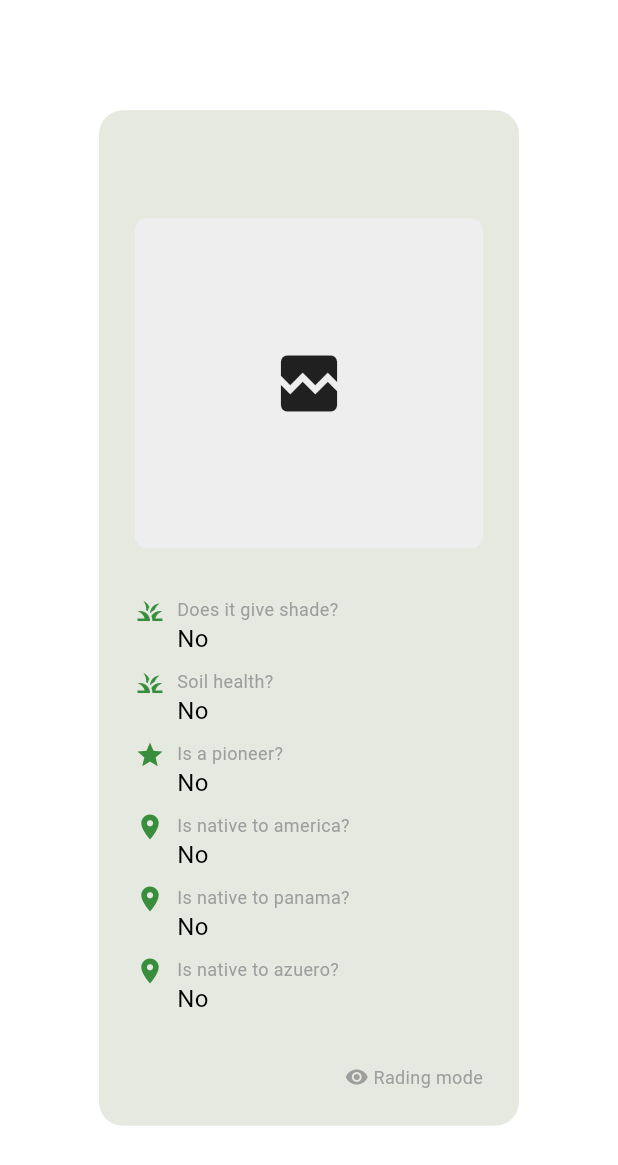
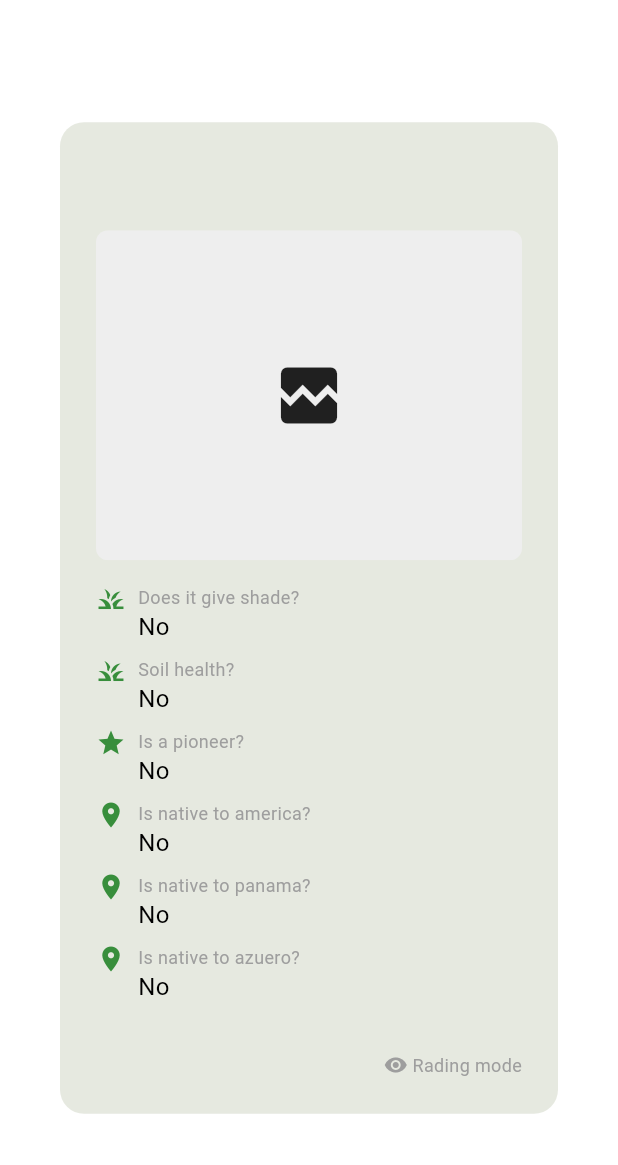
Before and after one commit to joseechf/ecotesis, a Flutter app: the EspecieModal widget shown alone on an empty page, opened directly with empty values, on a phone screen of 412 x 824 dp. Shown: the top 1165 px of the screen. Run offline on Flutter 3.47's test engine with Material 3 defaults, Android fonts, the phone set to English and light mode, and no system bars; our stand-ins replace cached_network_image, easy_localization, flutter_dotenv, flutter_map, font_awesome_flutter, image_picker and 4 more; missing offline and left inert: syncfusion_flutter_pdfviewer; accounts and stored records are empty.

Commit message:
carrucel imagen modal

```diff
--- a/lib/config/config.dart
+++ b/lib/config/config.dart
@@ -1,5 +1,5 @@
 const String baseUrl = String.fromEnvironment(
   'BASE_URL',
-  defaultValue: 'http://localhost:3001',
-  //defaultValue: 'https://apitesis-ask4.onrender.com',
+  //defaultValue: 'http://localhost:3001',
+  defaultValue: 'https://apitesis-98uo.onrender.com',
 );
--- a/lib/frond/base_datos/widgets/mostrar_tarjeta/especie_modal.dart
+++ b/lib/frond/base_datos/widgets/mostrar_tarjeta/especie_modal.dart
@@ -3,6 +3,7 @@ import '../../../../domain/entities/especie_unificada.dart';
 import '../../../estilos.dart';
 import 'package:easy_localization/easy_localization.dart';
 import '../../../iureutilizables/reglas_rol.dart';
+import 'package:flutter/gestures.dart';
 
 class EspecieModal extends StatelessWidget {
   final Especie especie;
@@ -18,8 +19,6 @@ class EspecieModal extends StatelessWidget {
 
   @override
   Widget build(BuildContext context) {
-    final imagenPrincipal =
-        especie.imagenes.isNotEmpty ? especie.imagenes.first : null;
 
     return AlertDialog(
       shape: RoundedRectangleBorder(
@@ -34,26 +33,48 @@ class EspecieModal extends StatelessWidget {
             mainAxisSize: MainAxisSize.min,
             crossAxisAlignment: CrossAxisAlignment.start,
             children: [
-              Container(
+              SizedBox(
                 height: 220,
-                margin: const EdgeInsets.only(bottom: Estilos.paddingMedio),
-                decoration: BoxDecoration(
+                width: double.maxFinite,
+                child: ClipRRect(
                   borderRadius: BorderRadius.circular(Estilos.radioBorde),
-                  color: Colors.grey[200],
-                  image:
-                      imagenPrincipal?.urlFoto.isNotEmpty == true
-                          ? DecorationImage(
-                            image: NetworkImage(imagenPrincipal!.urlFoto),
-                            fit: BoxFit.cover,
-                          )
-                          : null,
+                  child: especie.imagenes.isNotEmpty
+                      ? ScrollConfiguration(
+                          behavior: const MaterialScrollBehavior().copyWith(
+                          dragDevices: {
+                            PointerDeviceKind.touch,
+                            PointerDeviceKind.mouse,
+                            PointerDeviceKind.trackpad,
+                          },
+                        ),
+                        child: PageView.builder(
+                        controller: PageController(),
+                        scrollDirection: Axis.horizontal,
+                          itemCount: especie.imagenes.length,
+                          itemBuilder: (_, index) {
+                            final img = especie.imagenes[index];
+
+                            return Image.network(
+                              img.urlFoto,
+                               width: double.infinity,
+                               height: 220,
+                              fit: BoxFit.cover,
+                              errorBuilder: (_, _, _) => Container(
+                                color: Colors.grey[200],
+                                child: const Center(
+                                  child: Icon(Icons.broken_image, size: 50),
+                                ),
+                              ),
+                            );
+                          },
+                        ))
+                      : Container(
+                          color: Colors.grey[200],
+                          child: const Center(
+                            child: Icon(Icons.broken_image, size: 50),
+                          ),
+                        ),
                 ),
-                child:
-                    imagenPrincipal == null
-                        ? const Center(
-                          child: Icon(Icons.broken_image, size: 50),
-                        )
-                        : null,
               ),
 
               const SizedBox(height: Estilos.paddingMedio),
```
Also changed, not shown: lib/frond/base_datos/widgets/mostrar_tarjeta/especie_card.dart (+72 -42 lines), assets/images/logo.png (added).
